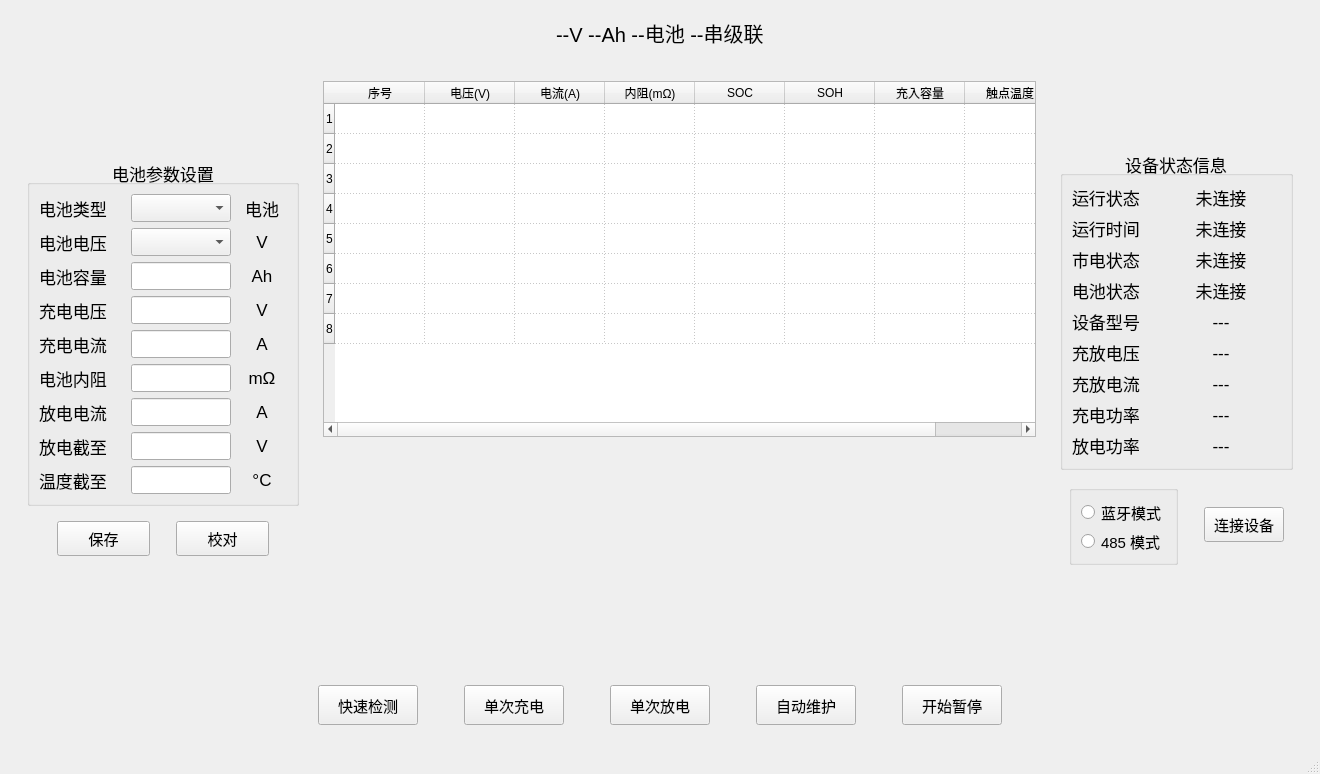
Old version of the form mainwindow.ui in the repository ryanwong1999/BatteryMaster_Qt.
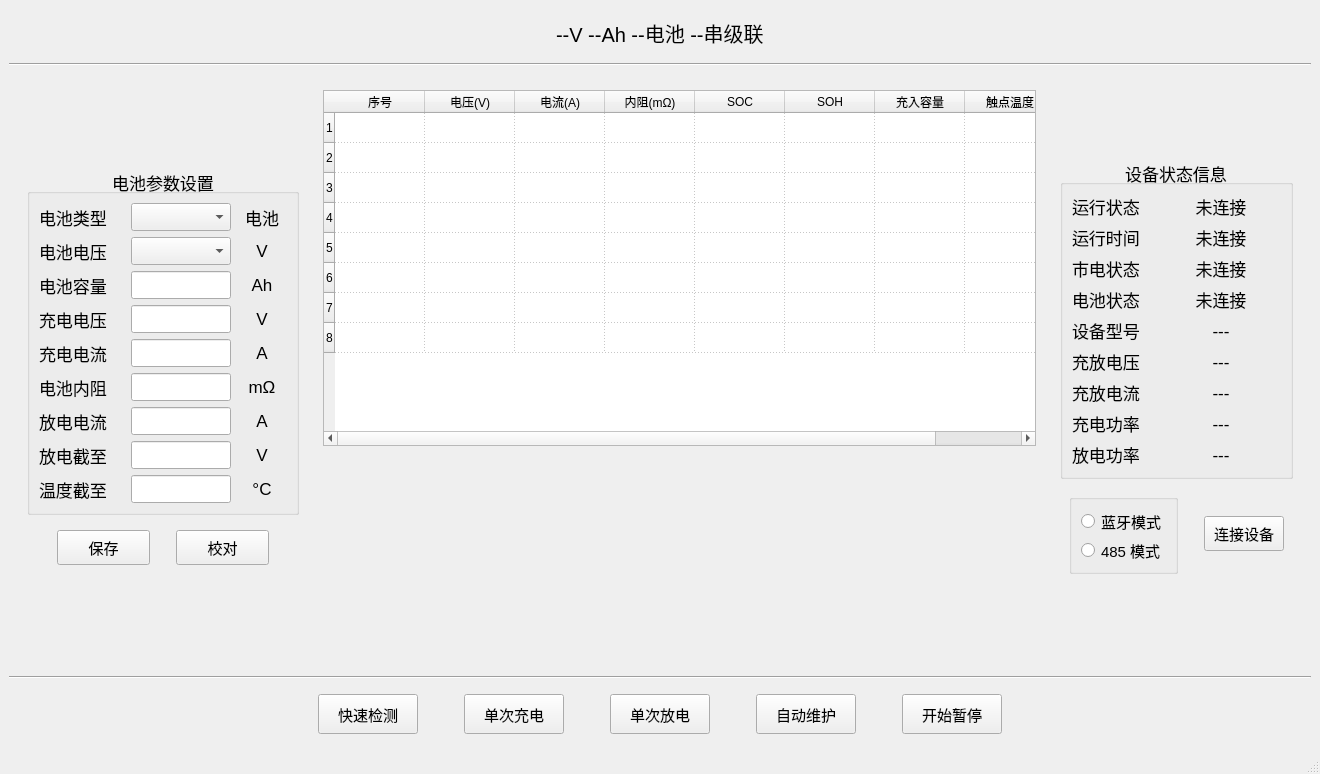
New version of the form.

```diff
--- a/mainwindow.ui
+++ b/mainwindow.ui
@@ -70,6 +70,13 @@
       </layout>
      </widget>
     </item>
+    <item>
+     <widget class="Line" name="line">
+      <property name="orientation">
+       <enum>Qt::Horizontal</enum>
+      </property>
+     </widget>
+    </item>
     <item>
      <widget class="QWidget" name="widget_8" native="true">
       <property name="sizePolicy">
@@ -897,6 +904,18 @@
              </size>
             </property>
             <layout class="QVBoxLayout" name="verticalLayout_5">
+             <property name="leftMargin">
+              <number>0</number>
+             </property>
+             <property name="topMargin">
+              <number>0</number>
+             </property>
+             <property name="rightMargin">
+              <number>0</number>
+             </property>
+             <property name="bottomMargin">
+              <number>0</number>
+             </property>
              <item>
               <layout class="QHBoxLayout" name="LayoutChart"/>
              </item>
@@ -1348,6 +1367,13 @@
       </layout>
      </widget>
     </item>
+    <item>
+     <widget class="Line" name="line_2">
+      <property name="orientation">
+       <enum>Qt::Horizontal</enum>
+      </property>
+     </widget>
+    </item>
     <item>
      <widget class="QWidget" name="widget_3" native="true">
       <layout class="QHBoxLayout" name="horizontalLayout_4">
@@ -1367,6 +1393,18 @@
        <item>
         <widget class="QWidget" name="ButtonWidget" native="true">
          <layout class="QHBoxLayout" name="horizontalLayout">
+          <property name="leftMargin">
+           <number>0</number>
+          </property>
+          <property name="topMargin">
+           <number>0</number>
+          </property>
+          <property name="rightMargin">
+           <number>0</number>
+          </property>
+          <property name="bottomMargin">
+           <number>0</number>
+          </property>
           <item>
            <widget class="QPushButton" name="btnQuickCheck">
             <property name="sizePolicy">
```
Left out of the diff: 2 changed lines with no effect on the pictures.
